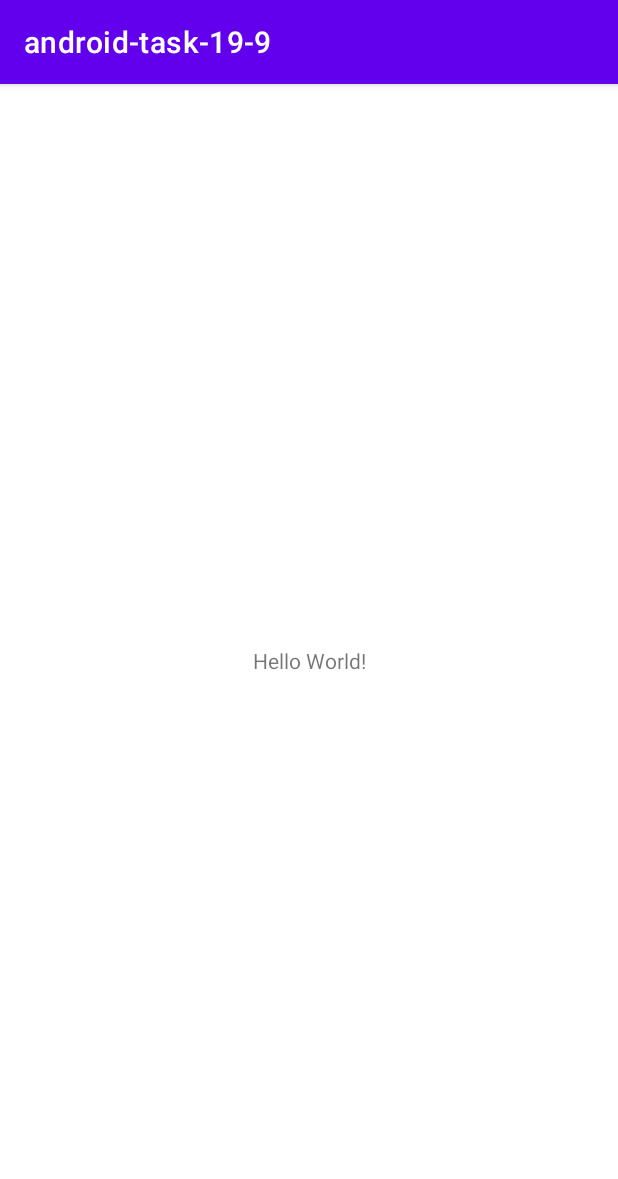
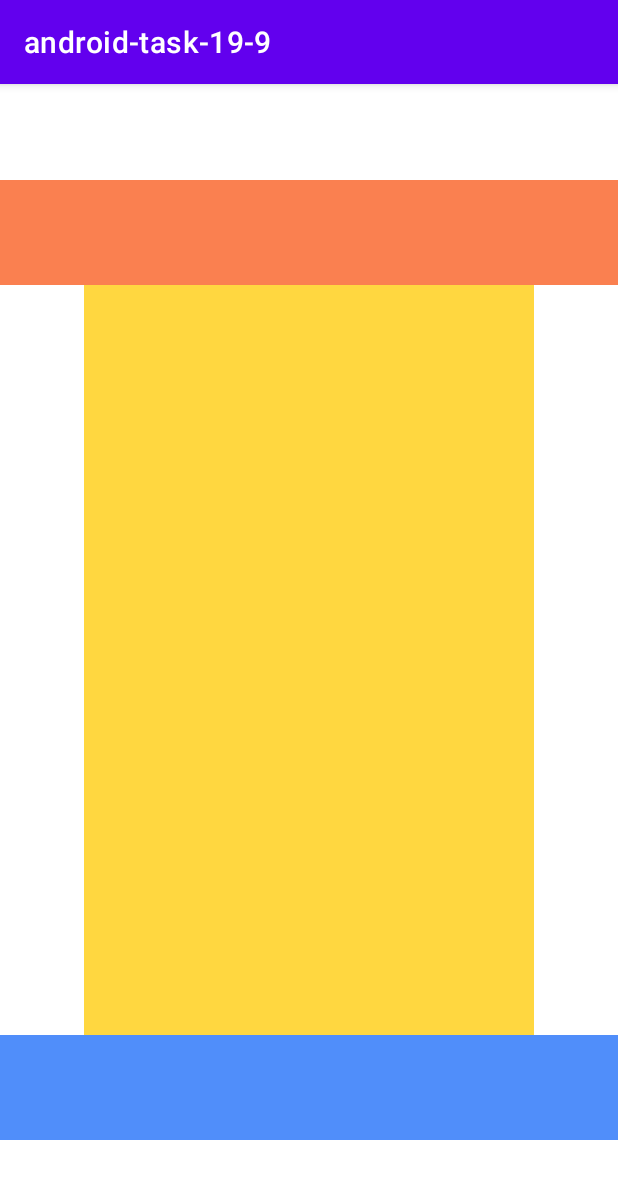
Before and after one commit to d0wnvk/android-task-19-9, an Android app: the screen it shows after launch (MainActivity), on a phone screen of 412 x 824 dp. Shown: the top 1179 px of the screen. Run offline under Robolectric (Android 15) with nearby library versions, the light colour scheme and no system bars.

Commit message:
task completed, created three linear frames

```diff
--- a/app/src/main/res/layout/activity_main.xml
+++ b/app/src/main/res/layout/activity_main.xml
@@ -1,18 +1,55 @@
 <?xml version="1.0" encoding="utf-8"?>
 <androidx.constraintlayout.widget.ConstraintLayout xmlns:android="http://schemas.android.com/apk/res/android"
-    xmlns:app="http://schemas.android.com/apk/res-auto"
     xmlns:tools="http://schemas.android.com/tools"
     android:layout_width="match_parent"
     android:layout_height="match_parent"
+    android:orientation="vertical"
     tools:context=".MainActivity">
 
-    <TextView
-        android:layout_width="wrap_content"
-        android:layout_height="wrap_content"
-        android:text="Hello World!"
-        app:layout_constraintBottom_toBottomOf="parent"
-        app:layout_constraintLeft_toLeftOf="parent"
-        app:layout_constraintRight_toRightOf="parent"
-        app:layout_constraintTop_toTopOf="parent" />
+
+    <LinearLayout
+        android:layout_width="match_parent"
+        android:layout_height="match_parent"
+        android:gravity="center"
+        android:orientation="vertical">
+
+        <!-- upper frame for menu-->
+        <FrameLayout
+            android:layout_width="427dp"
+            android:layout_height="wrap_content"
+            android:gravity="center_horizontal">
+
+            <FrameLayout
+                android:layout_width="match_parent"
+                android:layout_height="70dp"
+                android:layout_gravity="top"
+                android:background="#FA8050" />
+        </FrameLayout>
+
+
+        <!-- middle frame for buttons -->
+        <LinearLayout
+            android:layout_width="300dp"
+            android:layout_height="500dp"
+            android:layout_gravity="center"
+            android:background="#FFD740" />
+
+
+        <!-- bottom (lower) frame for menu-->
+        <FrameLayout
+            android:layout_width="match_parent"
+            android:layout_height="70dp"
+            android:gravity="center_horizontal">
+
+            <FrameLayout
+                android:layout_width="match_parent"
+                android:layout_height="90dp"
+                android:layout_gravity="bottom"
+                android:background="#508EFA" />
+        </FrameLayout>
+
+
+    </LinearLayout>
+
 
 </androidx.constraintlayout.widget.ConstraintLayout>
```
